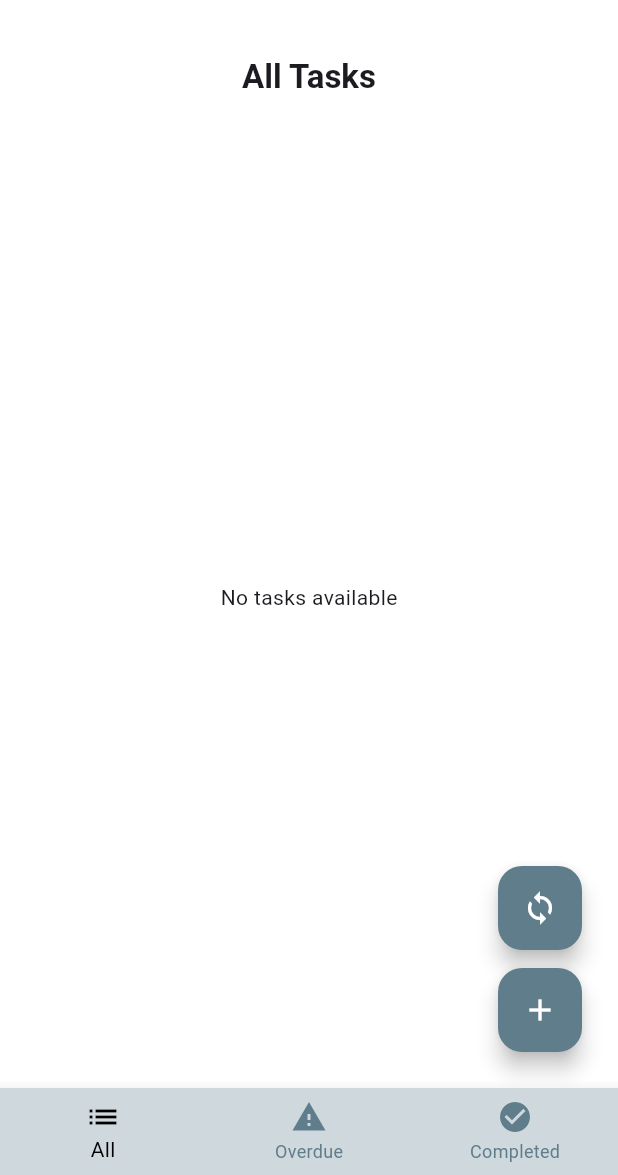
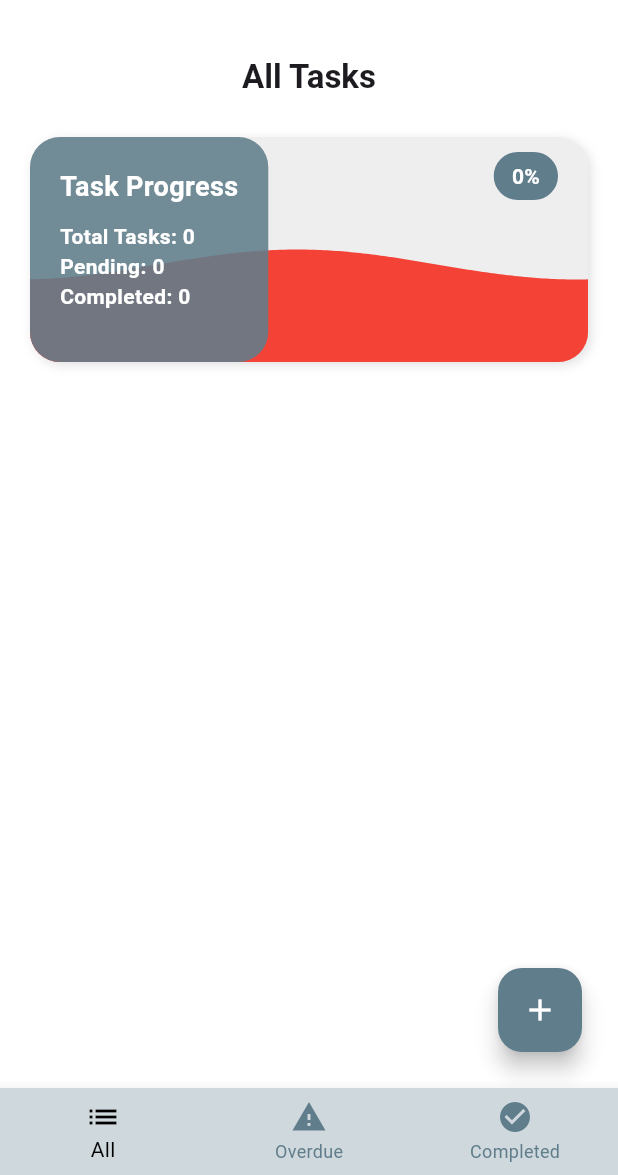
Before and after one commit to sala1020/task_management, a Flutter app: the screen it shows after launch, on a phone screen of 412 x 824 dp, the part 61-1236 px from its top. Run offline on Flutter 3.47's test engine with Material 3 defaults, Android fonts, the phone set to English and light mode, and no system bars; drawn by our look-alikes of wave; our stand-ins replace cloud_firestore, connectivity_plus, file_picker, firebase_core, fluttertoast, objectbox and 2 more; accounts and stored records are empty; generated files the repository leaves out were written again.

Commit message:
corrected some logical problems

```diff
--- a/lib/presentation/screens/all_task_screen.dart
+++ b/lib/presentation/screens/all_task_screen.dart
@@ -121,6 +121,8 @@ class AllTaskScreen extends StatelessWidget {
   Widget build(BuildContext context) {
     final controller = Provider.of<AllTaskController>(context);
 
+    final reversedTasks = List.from(controller.tasks.reversed);
+
     return Scaffold(
       appBar: AppBar(
         title: const Text(
@@ -156,7 +158,15 @@ class AllTaskScreen extends StatelessWidget {
             padding: EdgeInsets.symmetric(horizontal: padding, vertical: 12),
             child:
                 controller.tasks.isEmpty
-                    ? const Center(child: Text("No tasks available"))
+                    ? Column(
+                      children: [
+                        TaskSummaryCard(
+                          totalTasks: totalTasks,
+                          completedTasks: completedTasks,
+                          pendingTasks: pendingTasks,
+                        ),
+                      ],
+                    )
                     : Column(
                       children: [
                         TaskSummaryCard(
@@ -176,7 +186,7 @@ class AllTaskScreen extends StatelessWidget {
                                   childAspectRatio: isLarge ? 1.2 : 0.95,
                                 ),
                             itemBuilder: (context, index) {
-                              final task = controller.tasks[index];
+                              final task = reversedTasks[index];
                               final now = DateTime.now();
                               final today = DateTime(
                                 now.year,
--- a/lib/presentation/screens/overdue_screen.dart
+++ b/lib/presentation/screens/overdue_screen.dart
@@ -9,11 +9,18 @@ class OverdueScreen extends StatelessWidget {
   Widget build(BuildContext context) {
     final allTasks = Provider.of<AllTaskController>(context).tasks;
 
-    // Filter overdue tasks
-    final overdueTasks =
-        allTasks.where((task) {
-          return DateTime.now().isAfter(task.endDate) &&
-              task.status != "Completed";
+    // Filter overdue tasks, excluding those expiring today
+    final overdueTasks = allTasks.where((task) {
+      // Get today's date without the time component
+      final today = DateTime.now();
+      final todayWithoutTime = DateTime(today.year, today.month, today.day);
+
+      // Get task's end date without the time component
+      final taskEndDate = task.endDate;
+      final taskEndDateWithoutTime = DateTime(taskEndDate.year, taskEndDate.month, taskEndDate.day);
+
+      // Ensure the task is overdue and expired before today (exclude tasks expiring today)
+      return taskEndDateWithoutTime.isBefore(todayWithoutTime) && task.status != "Completed";
     }).toList();
 
     return Scaffold(
@@ -27,8 +34,7 @@ class OverdueScreen extends StatelessWidget {
       ),
       body: Padding(
         padding: const EdgeInsets.all(12.0),
-        child:
-            overdueTasks.isEmpty
+        child: overdueTasks.isEmpty
             ? const Center(child: Text("No overdue tasks 🎉"))
             : ListView.builder(
                 itemCount: overdueTasks.length,
--- a/lib/presentation/screens/widget/reusable_floating_button.dart
+++ b/lib/presentation/screens/widget/reusable_floating_button.dart
@@ -35,11 +35,11 @@ class ReusableFloatingActionButtons extends StatelessWidget {
             ? Row(
               mainAxisAlignment: MainAxisAlignment.end,
               children: [
-                _buildFAB(
-                  icon: Icons.sync,
-                  onPressed: onSyncPressed,
-                  heroTag: "sync_btn",
-                ),
+                // _buildFAB(
+                //   icon: Icons.sync,
+                //   onPressed: onSyncPressed,
+                //   heroTag: "sync_btn",
+                // ),
                 const SizedBox(width: 16),
                 _buildFAB(
                   icon: Icons.add,
@@ -51,11 +51,11 @@ class ReusableFloatingActionButtons extends StatelessWidget {
             : Column(
               mainAxisAlignment: MainAxisAlignment.end,
               children: [
-                _buildFAB(
-                  icon: Icons.sync,
-                  onPressed: onSyncPressed,
-                  heroTag: "sync_btn",
-                ),
+                // _buildFAB(
+                //   icon: Icons.sync,
+                //   onPressed: onSyncPressed,
+                //   heroTag: "sync_btn",
+                // ),
                 const SizedBox(height: 12),
                 _buildFAB(
                   icon: Icons.add,
```
Also changed, not shown: lib/data/controller/all_task_controller.dart (+2 -45 lines), lib/presentation/screens/completed_task_screen.dart (+29 -7 lines). Lines whose indentation alone changed are shown as unchanged.
